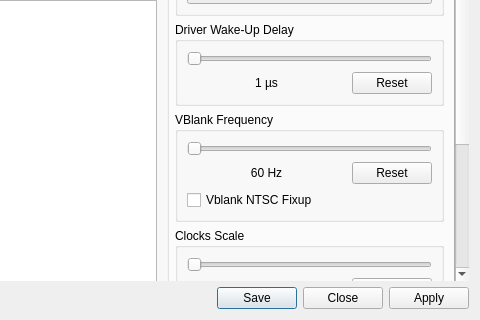
Qt form rpcs3/rpcs3qt/settings_dialog.ui (RPCS3/rpcs3) before a commit; both pictures show x 376 to 856 and y 368 to 688 of the 856 by 688 pixel window.
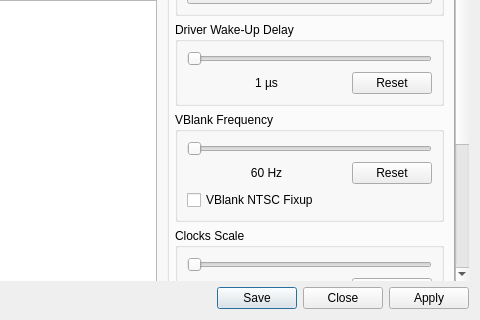
The same form after that commit. The open tabs and pages were chosen to show the change. Icons and pictures are not drawn.

Commit message: Adjust casing to match

The edit to the form file:
```diff
--- a/rpcs3/rpcs3qt/settings_dialog.ui
+++ b/rpcs3/rpcs3qt/settings_dialog.ui
@@ -2538,7 +2538,7 @@
                <item>
                 <widget class="QCheckBox" name="vblankNTSCFixup">
                  <property name="text">
-                  <string>Vblank NTSC Fixup</string>
+                  <string>VBlank NTSC Fixup</string>
                  </property>
                 </widget>
                </item>
```
The commit also changes 2 other files.
